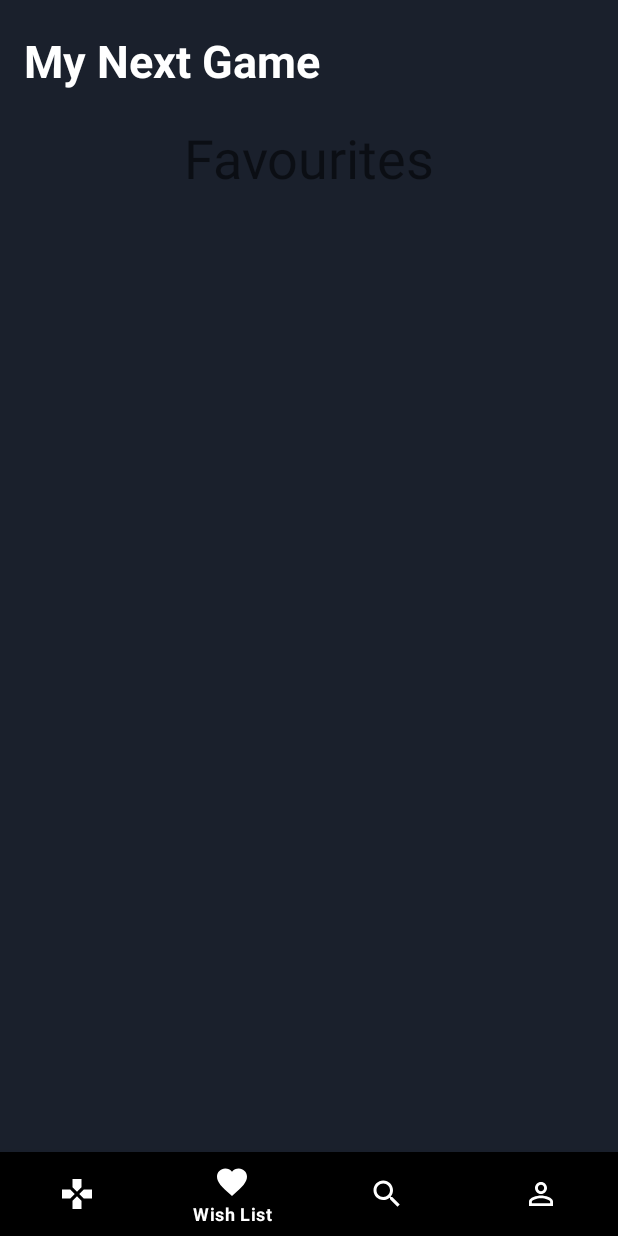
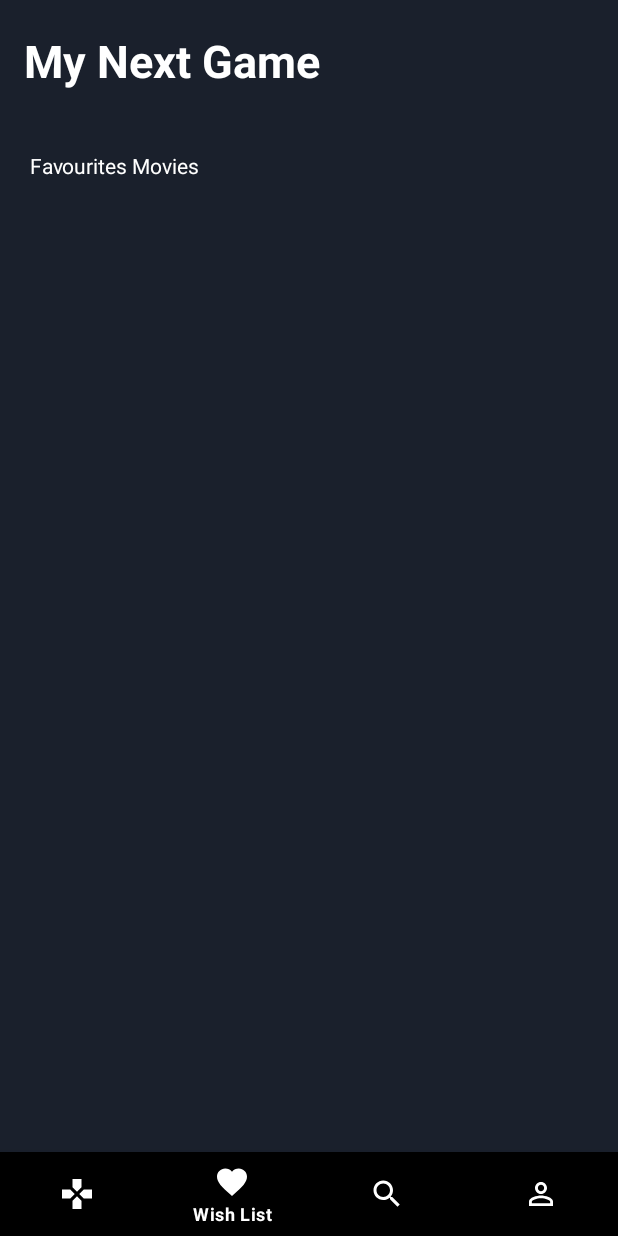
Before and after one commit to gianni963/MyNextGameAndroid, an Android app: the screen it shows after launch (MainActivity), item 2 of the bottom bar chosen, on a phone screen of 412 x 824 dp. Run offline under Robolectric (Android 15) with nearby library versions, the phone set to English and light mode, and no system bars; our stand-ins replace Firebase (no records; nobody signed in at launch, a user with empty details on screens opened directly); 2 statements that could not run were skipped.

Commit message:
add favourite game adapter, need to fix the display in FragmentWishList

```diff
--- a/app/src/main/java/be/bxl/formation/mynextgame/fragments/FragmentSearch.kt
+++ b/app/src/main/java/be/bxl/formation/mynextgame/fragments/FragmentSearch.kt
@@ -11,32 +11,10 @@ import be.bxl.formation.mynextgame.Db.GameDao
 import be.bxl.formation.mynextgame.R
 import be.bxl.formation.mynextgame.models.Game
 
-
-// TODO: Rename parameter arguments, choose names that match
-// the fragment initialization parameters, e.g. ARG_ITEM_NUMBER
-private const val ARG_PARAM1 = "param1"
-private const val ARG_PARAM2 = "param2"
-
-/**
- * A simple [Fragment] subclass.
- * Use the [FragmentSearch.newInstance] factory method to
- * create an instance of this fragment.
- */
 class FragmentSearch : Fragment() {
-    // TODO: Rename and change types of parameters
-    private var param1: String? = null
-    private var param2: String? = null
-    lateinit var searchView: SearchView
-
 
     override fun onCreate(savedInstanceState: Bundle?) {
         super.onCreate(savedInstanceState)
-        arguments?.let {
-            param1 = it.getString(ARG_PARAM1)
-            param2 = it.getString(ARG_PARAM2)
-
-
-        }
     }
 
     override fun onCreateView(
@@ -48,27 +26,6 @@ class FragmentSearch : Fragment() {
         return inflater.inflate(R.layout.fragment_search, container, false)
 
 
-
     }
 
-
-    companion object {
-        /**
-         * Use this factory method to create a new instance of
-         * this fragment using the provided parameters.
-         *
-         * @param param1 Parameter 1.
-         * @param param2 Parameter 2.
-         * @return A new instance of fragment FragmentSearch.
-         */
-        // TODO: Rename and change types and number of parameters
-        @JvmStatic
-        fun newInstance(param1: String, param2: String) =
-            FragmentSearch().apply {
-                arguments = Bundle().apply {
-                    putString(ARG_PARAM1, param1)
-                    putString(ARG_PARAM2, param2)
-                }
-            }
-    }
 }
--- a/app/src/main/java/be/bxl/formation/mynextgame/fragments/FragmentWishList.kt
+++ b/app/src/main/java/be/bxl/formation/mynextgame/fragments/FragmentWishList.kt
@@ -10,32 +10,16 @@ import androidx.fragment.app.Fragment
 import androidx.recyclerview.widget.RecyclerView
 import be.bxl.formation.mynextgame.Db.GameDao
 import be.bxl.formation.mynextgame.R
+import be.bxl.formation.mynextgame.adapter.FavouriteGameAdapter
+import be.bxl.formation.mynextgame.adapter.GameItemDeco
+import be.bxl.formation.mynextgame.adapter.GameLastReleaseAdapter
 import be.bxl.formation.mynextgame.models.Game
 
 
-// TODO: Rename parameter arguments, choose names that match
-// the fragment initialization parameters, e.g. ARG_ITEM_NUMBER
-private const val ARG_PARAM1 = "param1"
-private const val ARG_PARAM2 = "param2"
-
-/**
- * A simple [Fragment] subclass.
- * Use the [FragmentWishList.newInstance] factory method to
- * create an instance of this fragment.
- */
 class FragmentWishList : Fragment() {
-    // TODO: Rename and change types of parameters
-    private var param1: String? = null
-    private var param2: String? = null
-    var simpleList: ListView? = null
-    var countryList = arrayOf("India", "China", "australia", "Portugle", "America", "NewZealand")
 
     override fun onCreate(savedInstanceState: Bundle?) {
         super.onCreate(savedInstanceState)
-        arguments?.let {
-            param1 = it.getString(ARG_PARAM1)
-            param2 = it.getString(ARG_PARAM2)
-        }
 
     }
 
@@ -43,38 +27,27 @@ class FragmentWishList : Fragment() {
         inflater: LayoutInflater, container: ViewGroup?,
         savedInstanceState: Bundle?
     ): View? {
-        val view =  inflater?.inflate(R.layout.fragment_wish_list, container, false)
-        val listfavouriteview = view.findViewById<ListView>(R.id.searchView
-        )
+        val view = inflater.inflate(R.layout.fragment_wish_list, container, false)
+        val wlfavouriteView = view.findViewById<RecyclerView>(R.id.wish_list_vertical_recycler_view)
 
         // Inflate the layout for this fragment
         val gameDao = GameDao(requireContext())
 
         gameDao.openReadable()
-        val games: List<Any> = gameDao.all
+        val games: List<Game> = gameDao.all as List<Game>
+
+        println("----------------------------------------------------------$games----------------------------------------------------------")
+        val w1 = games.get(0)
+        println("---------- !!! we are looking for $w1")
+        /*
+        wlfavouriteView.adapter = FavouriteGameAdapter(R.layout.item_vertical_wish_list, games)
+        wlfavouriteView.addItemDecoration(GameItemDeco())
+        */
+
 
         gameDao.close()
         //val arrayAdapter: ArrayAdapter<Game> = ArrayAdapter<Game>(this, android.R.id.simpleListView, games)
         return view
     }
 
-    companion object {
-        /**
-         * Use this factory method to create a new instance of
-         * this fragment using the provided parameters.
-         *
-         * @param param1 Parameter 1.
-         * @param param2 Parameter 2.
-         * @return A new instance of fragment FragmentWishList.
-         */
-        // TODO: Rename and change types and number of parameters
-        @JvmStatic
-        fun newInstance(param1: String, param2: String) =
-            FragmentWishList().apply {
-                arguments = Bundle().apply {
-                    putString(ARG_PARAM1, param1)
-                    putString(ARG_PARAM2, param2)
-                }
-            }
-    }
 }
--- a/app/src/main/res/layout/fragment_wish_list.xml
+++ b/app/src/main/res/layout/fragment_wish_list.xml
@@ -1,29 +1,27 @@
 <?xml version="1.0" encoding="utf-8"?>
-<androidx.constraintlayout.widget.ConstraintLayout xmlns:android="http://schemas.android.com/apk/res/android"
-    xmlns:tools="http://schemas.android.com/tools"
+<LinearLayout xmlns:android="http://schemas.android.com/apk/res/android"
+    xmlns:app="http://schemas.android.com/apk/res-auto"
     android:layout_width="match_parent"
     android:layout_height="match_parent"
-    xmlns:app="http://schemas.android.com/apk/res-auto"
-    tools:context="fragments.FragmentWishList">
+    android:orientation="vertical">
 
-    <!-- TODO: Update blank fragment layout -->
     <TextView
-        android:id="@+id/wish_list"
         android:layout_width="wrap_content"
         android:layout_height="wrap_content"
-        android:text="Favourites"
-        android:textSize="36dp"
-        app:layout_constraintLeft_toLeftOf="parent"
-        app:layout_constraintRight_toRightOf="parent"
-        app:layout_constraintTop_toTopOf="parent" />
-    <ListView
-        android:id="@+id/simpleListView"
-        android:layout_width="fill_parent"
-        android:layout_height="wrap_content"
-        android:divider="#f00"
-        android:dividerHeight="1dp"
-        app:layout_constraintTop_toBottomOf="@id/wish_list"
-        app:layout_constraintLeft_toLeftOf="parent"
-        />
+        android:text="Favourites Movies"
+        android:layout_marginTop="@dimen/default_margin"
+        android:layout_marginLeft="@dimen/default_margin"
+        android:textColor="@color/white"/>
 
-</androidx.constraintlayout.widget.ConstraintLayout>
+    <androidx.recyclerview.widget.RecyclerView
+        android:id="@+id/wish_list_vertical_recycler_view"
+        android:layout_width="match_parent"
+        android:layout_height="match_parent"
+        android:layout_marginLeft="@dimen/default_margin"
+        android:layout_marginTop="@dimen/default_margin"
+        android:orientation="vertical"
+        app:layoutManager="androidx.recyclerview.widget.LinearLayoutManager"/>
+
+
+
+</LinearLayout>
```
Also changed, not shown: app/src/main/java/be/bxl/formation/mynextgame/adapter/FavouriteGameAdapter.kt (added, +55 -0 lines), app/src/main/res/layout/item_vertical_wish_list.xml (added, +64 -0 lines).
